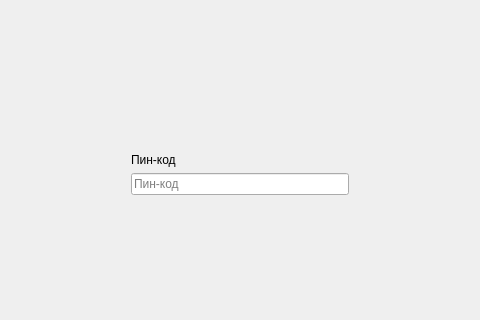
Qt form L1/crypt1/mainwindow.ui (Vasyaslav/221-329_Leshchinskii) before a commit; both pictures show x 106 to 586 and y 115 to 435 of the 692 by 600 pixel window.
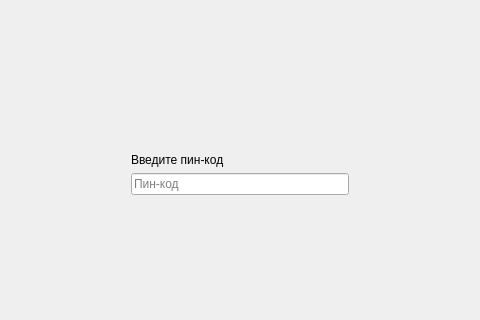
The same form after that commit.

Diff of the .ui file:
```diff
--- a/L1/crypt1/mainwindow.ui
+++ b/L1/crypt1/mainwindow.ui
@@ -83,7 +83,7 @@
           <item>
            <widget class="QLabel" name="labelLogin">
             <property name="text">
-             <string>Пин-код</string>
+             <string>Введите пин-код</string>
             </property>
            </widget>
           </item>
```
Left out of the diff: 2 changed lines with no effect on the pictures.
